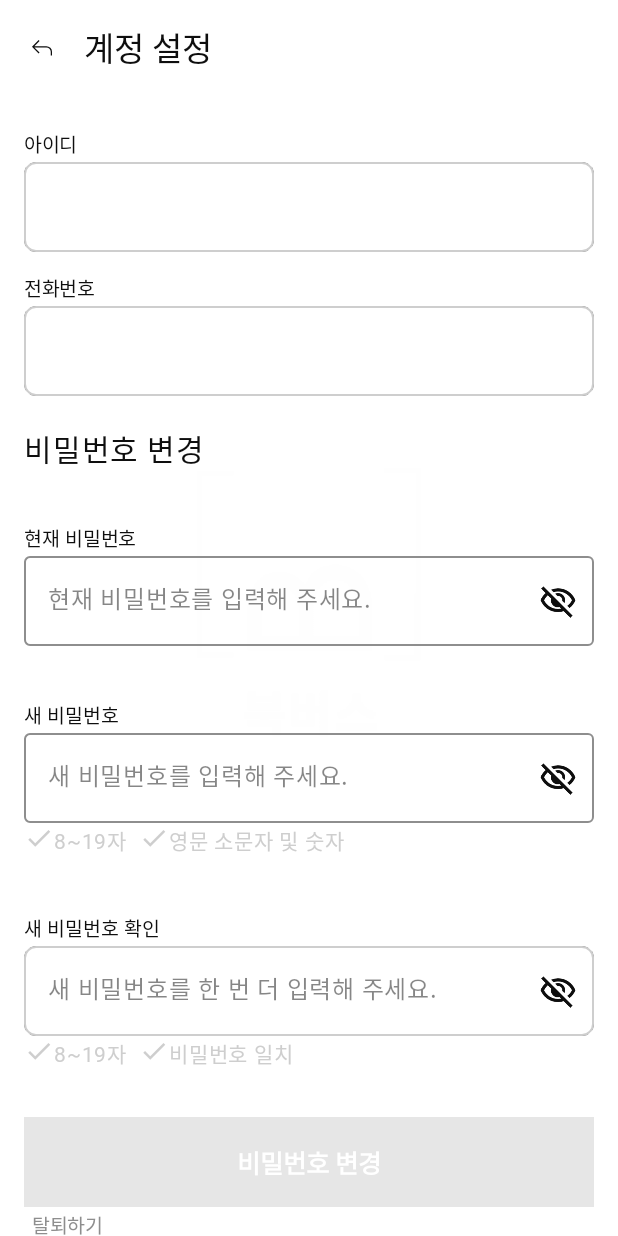
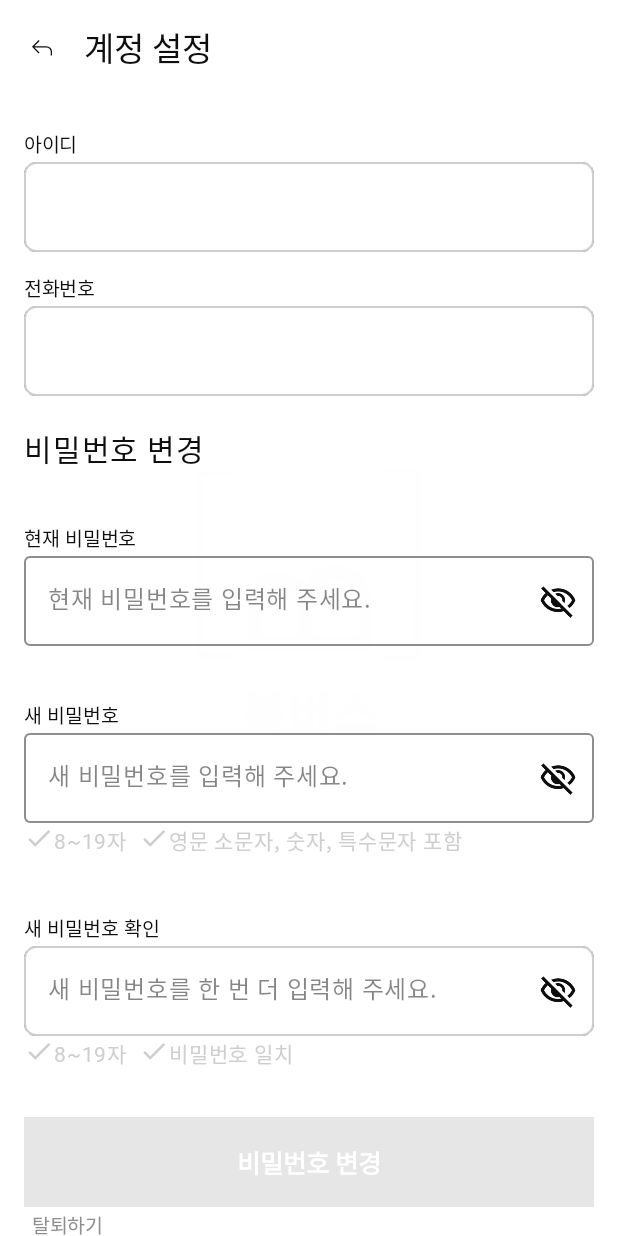
Before and after one commit to AOS3/AOS3-FinalProject-BookVerse-Blank, an Android app built with Jetpack Compose: the AccountSettingsScreen screen opened through its navigation route, on a phone screen of 412 x 824 dp. Run offline under Robolectric (Android 15) with nearby library versions, the phone set to English and light mode, and no system bars; our stand-ins replace Dagger/Hilt's generated code, Firebase (no records; nobody signed in at launch, a user with empty details on screens opened directly), Timber; libraries missing offline, so code that uses them is left out: com.kakao.sdk; Roboto replaces fonts that are not available here.

Commit message:
feat: 가장 많이 읽은 책 데이터 받아서 표시하는 기능 구현 fix: 비밀번호 특수문자 추가 변경

```diff
--- a/app/src/main/java/com/blank/bookverse/presentation/ui/AccountSetting/AccountSettingScreen.kt
+++ b/app/src/main/java/com/blank/bookverse/presentation/ui/AccountSetting/AccountSettingScreen.kt
@@ -271,7 +271,7 @@ fun AccountSettingsScreen(
                 isError = accountSettingViewModel.isUserNewPwError,
                 textRange = TextRange(8, 20),
                 checkList = listOf(
-                    Pair("영문 소문자 및 숫자", Regex("^[a-zA-Z0-9]+$"))
+                    Pair("영문 소문자, 숫자, 특수문자 포함", Regex("^[a-zA-Z0-9!@#$%^&*(),.?\":{}|<>]+$"))
                 )
             )
 
--- a/app/src/main/java/com/blank/bookverse/presentation/ui/MyPage/MyPageScreen.kt
+++ b/app/src/main/java/com/blank/bookverse/presentation/ui/MyPage/MyPageScreen.kt
@@ -271,6 +271,7 @@ fun SettingsMenu(
     val customBottomSheetVisible = remember { mutableStateOf(false) }
 
     Column(modifier = Modifier.fillMaxWidth()) {
+
         menuItems.forEach { (icon, text) ->
             ListItem(
                 leadingContent = { Icon(icon, contentDescription = null) },
@@ -330,8 +331,6 @@ fun FontSettingsContent(myPageViewModel: MyPageViewModel = hiltViewModel()) {
                         modifier = Modifier
                             .fillMaxWidth()
                             .clickable {
-                                selectedFont.value = font
-                                myPageViewModel.updateFontFamily(fontFamilyList[font] ?: notoSansFamily)
                             }
                             .padding(8.dp),
                         verticalAlignment = Alignment.CenterVertically
@@ -346,8 +345,6 @@ fun FontSettingsContent(myPageViewModel: MyPageViewModel = hiltViewModel()) {
                         RadioButton(
                             selected = (font == selectedFont.value),
                             onClick = {
-                                selectedFont.value = font
-                                myPageViewModel.updateFontFamily(fontFamilyList[font] ?: notoSansFamily)
                             }
                         )
                     }
```
Also changed, not shown: app/src/main/java/com/blank/bookverse/presentation/ui/MyPage/MyPageViewModel.kt (+0 -7 lines).
